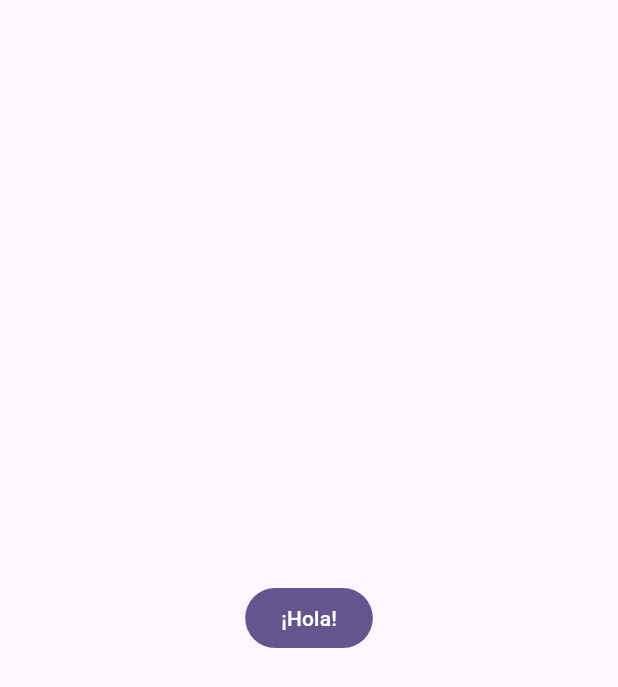
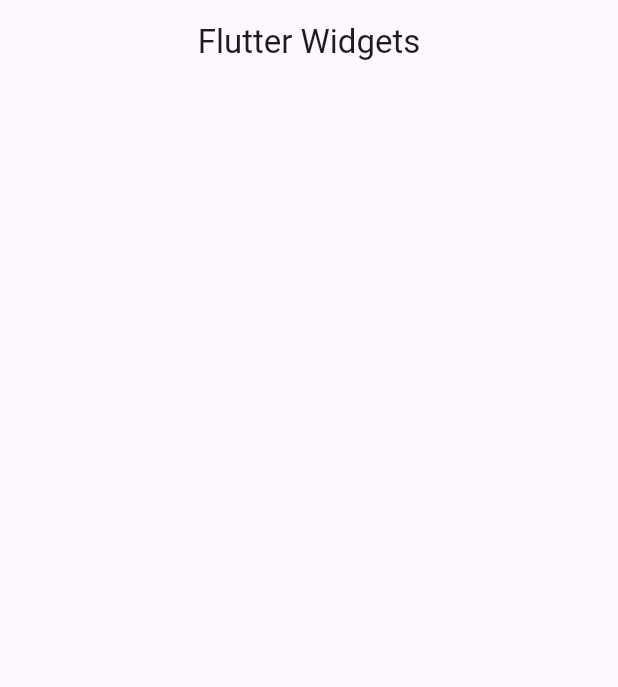
Before and after one commit to alextina/widgets_app, a Flutter app: the screen it shows after launch, on a phone screen of 412 x 824 dp. Shown: the top 687 px of the screen. Run offline on Flutter 3.47's test engine with Material 3 defaults, Android fonts, the phone set to English and light mode, and no system bars.

Commit message:
[feat] Created menu items, menu list, and home screen

```diff
--- a/lib/main.dart
+++ b/lib/main.dart
@@ -1,5 +1,6 @@
 import 'package:flutter/material.dart';
 import 'package:widgets_app/config/theme/app_theme.dart';
+import 'package:widgets_app/presentation/screens/home/home_screen.dart';
 
 void main() {
   runApp(const MainApp());
@@ -13,13 +14,7 @@ class MainApp extends StatelessWidget {
     return MaterialApp(
       debugShowCheckedModeBanner: false,
       theme: AppTheme(selectedColor: 0).getTheme(),
-      home: Scaffold(
-        body: Center(
-          child: FilledButton(onPressed: () {
-
-          }, child: Text('¡Hola!')),
-        ),
-      ),
+      home: HomeScreen(),
     );
   }
 }
--- /dev/null
+++ b/lib/presentation/screens/home/home_screen.dart
@@ -0,0 +1,14 @@
+import 'package:flutter/material.dart';
+
+class HomeScreen extends StatelessWidget {
+  const HomeScreen({super.key});
+
+  @override
+  Widget build(BuildContext context) {
+    return Scaffold(
+      appBar: AppBar(
+        title: const Text('Flutter Widgets'),
+      ),
+    );
+  }
+}
```
Also changed, not shown: lib/config/menu/menu_items.dart (added, +33 -0 lines).
